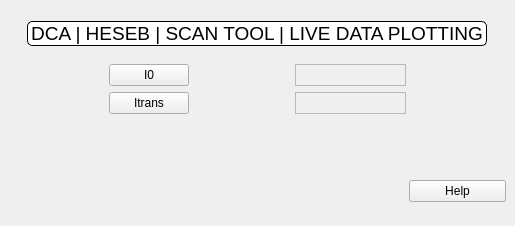
Old version of the form ui/HESEB_ScanTool_LiveDataPlotting/HESEB_ScanTool_LiveDataPlotting/heseb_scantool_livedataplotting.ui in the repository SESAME-Synchrotron/HESEBScanTool.
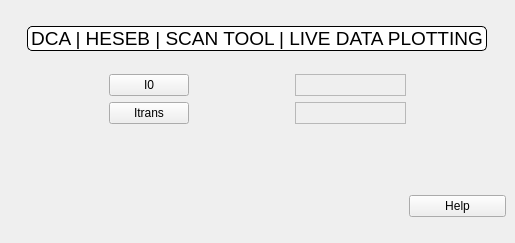
New version of the form.

Patch:
```diff
--- a/ui/HESEB_ScanTool_LiveDataPlotting/HESEB_ScanTool_LiveDataPlotting/heseb_scantool_livedataplotting.ui
+++ b/ui/HESEB_ScanTool_LiveDataPlotting/HESEB_ScanTool_LiveDataPlotting/heseb_scantool_livedataplotting.ui
@@ -7,7 +7,7 @@
     <x>0</x>
     <y>0</y>
     <width>515</width>
-    <height>226</height>
+    <height>243</height>
    </rect>
   </property>
   <property name="windowTitle">
@@ -57,7 +57,7 @@
     </item>
     <item row="1" column="0">
      <layout class="QGridLayout" name="gridLayout_2">
-      <item row="3" column="1">
+      <item row="2" column="1">
        <widget class="QPushButton" name="I0_It">
         <property name="styleSheet">
          <string notr="true">border-color: rgb(239, 239, 239);
@@ -71,7 +71,7 @@
         </property>
        </widget>
       </item>
-      <item row="1" column="0" rowspan="3">
+      <item row="0" column="0" rowspan="3">
        <spacer name="horizontalSpacer">
         <property name="orientation">
          <enum>Qt::Horizontal</enum>
@@ -88,20 +88,20 @@
        </spacer>
       </item>
       <item row="1" column="1">
-       <widget class="QPushButton" name="I0">
-        <property name="text">
-         <string>I0</string>
-        </property>
-       </widget>
-      </item>
-      <item row="2" column="1">
        <widget class="QPushButton" name="It">
         <property name="text">
          <string>Itrans</string>
         </property>
        </widget>
       </item>
-      <item row="1" column="2" rowspan="3">
+      <item row="0" column="1">
+       <widget class="QPushButton" name="I0">
+        <property name="text">
+         <string>I0</string>
+        </property>
+       </widget>
+      </item>
+      <item row="0" column="2" rowspan="3">
        <spacer name="horizontalSpacer_2">
         <property name="orientation">
          <enum>Qt::Horizontal</enum>
```
